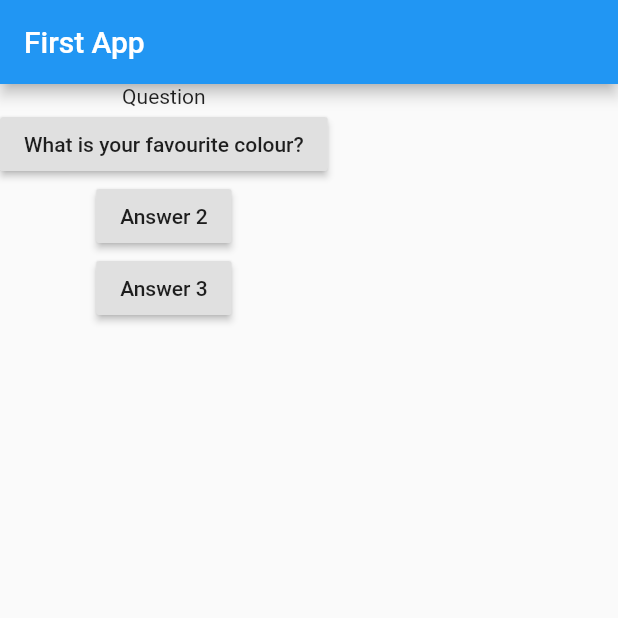
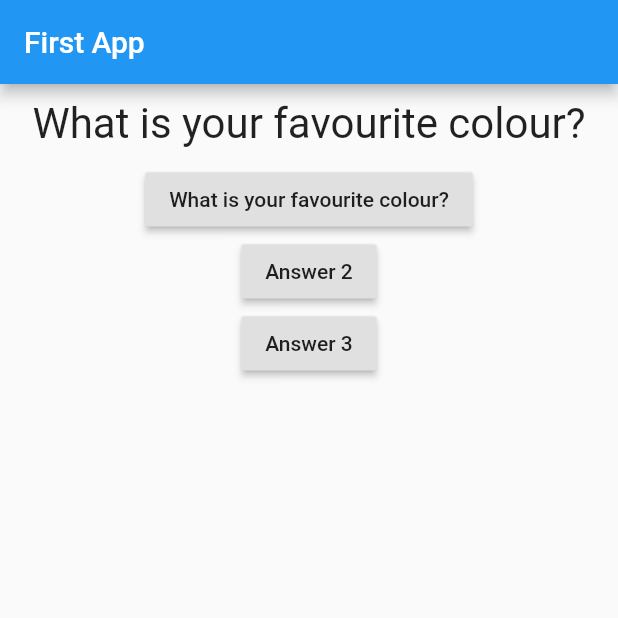
Before and after one commit to Auclown/flutter-basic, a Flutter app: the screen it shows after launch, on a phone screen of 412 x 824 dp, the top half of it. Run offline on Flutter 3.47's test engine with Material 2 defaults, Android fonts, the phone set to English and light mode, and no system bars.

Commit message:
14th/Mar/2021 - Question widget applied

```diff
--- a/lib/main.dart
+++ b/lib/main.dart
@@ -32,7 +32,7 @@ class _MyAppState extends State<MyApp> {
         appBar: AppBar(title: Text("First App")),
         body: Column(
           children: <Widget>[
-            Text("Question"),
+            Question(questions[_questionIndex]),
             RaisedButton(
                 child: Text(questions[_questionIndex]),
                 onPressed: answerQuestion),
```
